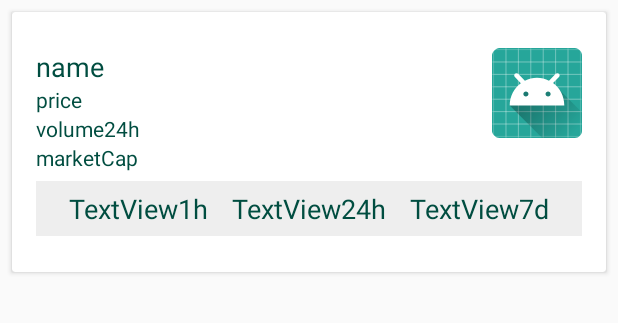
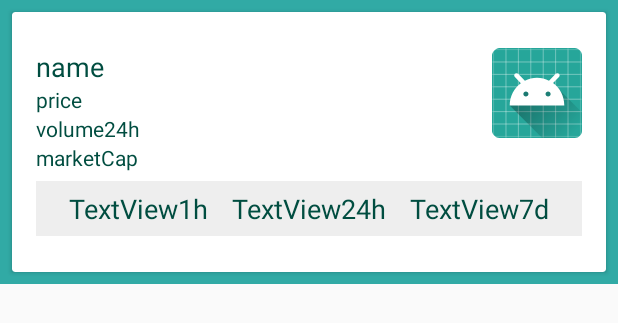
Before and after one commit to FlorinGavrilas/CoinMarketRx, an Android app: the layout crypto_list_item.xml on its own in the app's theme, with its tools: preview values and no code run, on a phone screen of 412 x 824 dp. Shown: the top 323 px of the screen. Run offline under Robolectric (Android 15) with nearby library versions, the phone set to English and light mode, and no system bars.

```diff
--- a/app/src/main/java/com/siveco/fg/coinmarketrx/MainActivity.java
+++ b/app/src/main/java/com/siveco/fg/coinmarketrx/MainActivity.java
@@ -134,12 +134,12 @@ public class MainActivity extends AppCompatActivity {
                 .subscribeWith(new DisposableSingleObserver<Info>() {
                     @Override
                     public void onSuccess(Info coinInfo) {
-                        tvLoading.setVisibility(View.INVISIBLE);
-                        progressBar.setVisibility(View.INVISIBLE);
-
                         adapter.getCryptoListIcons().clear();
                         adapter.getCryptoListIcons().putAll(coinInfo.getData());
                         adapter.notifyDataSetChanged();
+
+                        tvLoading.setVisibility(View.INVISIBLE);
+                        progressBar.setVisibility(View.INVISIBLE);
                     }
 
                     @Override
--- a/app/src/main/res/layout/activity_main.xml
+++ b/app/src/main/res/layout/activity_main.xml
@@ -3,6 +3,7 @@
     xmlns:tools="http://schemas.android.com/tools"
     android:layout_width="match_parent"
     android:layout_height="match_parent"
+    android:background="@color/background_1"
     tools:context=".MainActivity">
 
 
--- a/app/src/main/res/layout/crypto_list_item.xml
+++ b/app/src/main/res/layout/crypto_list_item.xml
@@ -3,6 +3,7 @@
     android:layout_width="fill_parent"
     android:layout_height="wrap_content"
     android:fitsSystemWindows="true"
+    android:background="@color/background_2"
     android:orientation="vertical">
 
     <android.support.v7.widget.CardView
--- a/app/src/main/res/values/colors.xml
+++ b/app/src/main/res/values/colors.xml
@@ -4,4 +4,6 @@
     <color name="colorPrimaryDark">#C7C91B</color>
     <color name="colorAccent">#FF4081</color>
     <color name="verde">#20f019</color>
+    <color name="background_1">#916290</color>
+    <color name="background_2">#31AAA5</color>
 </resources>
```
